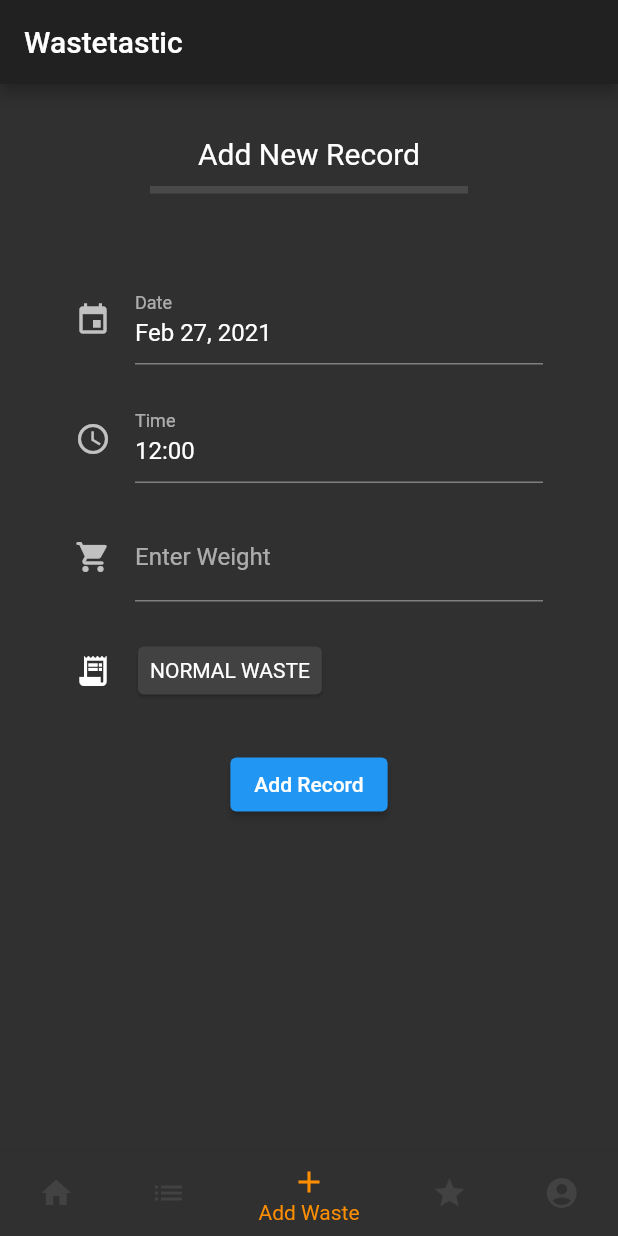
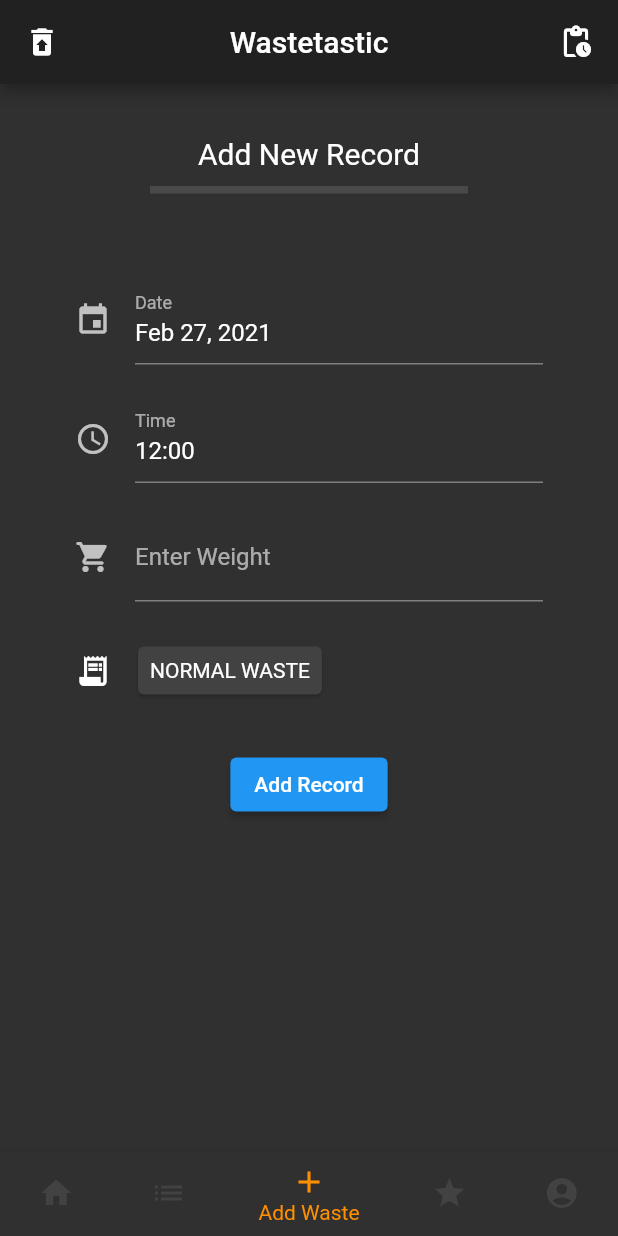
Before and after one commit to rachita7/CE2006-Wastetastic, a Flutter app: the screen it shows after launch, item 3 of the bottom bar chosen, on a phone screen of 412 x 824 dp. Run offline on Flutter 3.47's test engine with Material 2 defaults, Android fonts, the phone set to English and light mode, and no system bars; drawn by our look-alikes of date_time_picker; our stand-ins replace csv, latlong; missing offline and left inert: direct_select, geojson, geopoint.

Commit message:
Add record page

```diff
--- a/lib/Constants.dart
+++ b/lib/Constants.dart
@@ -14,10 +14,6 @@ const List<Widget> kWasteCategoryTextWidgets = [
     style: TextStyle(color: Colors.white),
   ),
   Text(
-    'LIGHTING WASTE',
-    style: TextStyle(color: Colors.white),
-  ),
-  Text(
     'WASTE TREATMENT',
     style: TextStyle(color: Colors.white),
   ),
--- a/lib/screens/AddWasteScreen.dart
+++ b/lib/screens/AddWasteScreen.dart
@@ -39,30 +39,9 @@ class _AddWasteScreenState extends State<AddWasteScreen> {
           SizedBox(
             height: 50.0,
           ),
-          Row(
-            children: [
-              /* Expanded(
-                flex: 2,
-                child: Column(
-                  mainAxisAlignment: MainAxisAlignment.start,
-                  children: [
-                    Text("add weight"),
-                    SizedBox(
-                      height: 40.0,
-                    ),
-                    Text("enter date"),
-                    SizedBox(
-                      height: 40.0,
-                    ),
-                    Text("enter time"),
-                  ],
-                ),
-              ),*/
-              Expanded(
-                //flex: 5,
-                child: Padding(
-                  padding: const EdgeInsets.symmetric(
-                      vertical: 5.0, horizontal: 50.0),
+          Padding(
+            padding:
+                const EdgeInsets.symmetric(vertical: 5.0, horizontal: 50.0),
             child: Form(
               key: _formKey,
               child: Column(
@@ -78,9 +57,9 @@ class _AddWasteScreenState extends State<AddWasteScreen> {
                       if (val.isEmpty) {
                         return 'Please enter Date';
                       }
+                      selectedDate = val;
                       return null;
                     },
-                          onSaved: (val) => selectedDate = val,
                   ),
                   SizedBox(
                     height: 20.0,
@@ -90,7 +69,13 @@ class _AddWasteScreenState extends State<AddWasteScreen> {
                     initialValue: '12:00',
                     timeLabelText: "Time",
                     icon: Icon(Icons.access_time),
-                          onSaved: (val) => selectedTime = val,
+                    validator: (val) {
+                      if (val.isEmpty) {
+                        return 'Please enter Time';
+                      }
+                      selectedTime = val;
+                      return null;
+                    },
                   ),
                   SizedBox(
                     height: 20.0,
@@ -106,10 +91,9 @@ class _AddWasteScreenState extends State<AddWasteScreen> {
                       if (value.isEmpty) {
                         return 'Please enter weight';
                       }
+                      enteredWeight = value;
                       return null;
                     },
-                          onSaved: (val) => enteredWeight = val,
-                          //onEditingComplete: (val) => enteredWeight = val,
                   ),
                   SizedBox(
                     height: 30.0,
@@ -131,8 +115,7 @@ class _AddWasteScreenState extends State<AddWasteScreen> {
                           margin: EdgeInsets.symmetric(horizontal: 10.0),
                           child: Padding(
                             padding: const EdgeInsets.all(8.0),
-                                  child:
-                                      kWasteCategoryTextWidgets[selectedIndex],
+                            child: kWasteCategoryTextWidgets[selectedIndex],
                           ),
                         ),
                         onSelectedItemChanged: (index) {
@@ -161,8 +144,8 @@ class _AddWasteScreenState extends State<AddWasteScreen> {
                             print(
                                 'date: $selectedDate \n time: $selectedTime \n'
                                 'weight: $enteredWeight \n category: $selectedCategory');
-                                  Scaffold.of(context).showSnackBar(SnackBar(
-                                      content: Text('Processing Data')));
+                            Scaffold.of(context).showSnackBar(
+                                SnackBar(content: Text('Processing Data')));
                           }
                         },
                         child: Text('Add Record'),
@@ -173,9 +156,6 @@ class _AddWasteScreenState extends State<AddWasteScreen> {
               ),
             ),
           ),
-              ),
-            ],
-          ),
         ],
       ),
     );
--- a/lib/screens/MainScreen.dart
+++ b/lib/screens/MainScreen.dart
@@ -5,24 +5,24 @@ import 'AddWasteScreen.dart';
 import 'BasicTestingScreen.dart';
 import 'CatalogScreen.dart';
 
-int _selectedIndex = 0;
-List<Widget> _widgetOptions = <Widget>[
-  HomeScreen(),
-  CatalogScreen(),
-  AddWasteScreen(),
-  FavouritesScreen(),
-  BasicTestingScreen(),
-];
-
 class MainScreen extends StatefulWidget {
   @override
   _MainScreenState createState() => _MainScreenState();
 }
 
 class _MainScreenState extends State<MainScreen> {
+  int _selectedPageIndex = 0;
+  List<Widget> _widgetOptions = <Widget>[
+    HomeScreen(),
+    CatalogScreen(),
+    AddWasteScreen(),
+    FavouritesScreen(),
+    BasicTestingScreen(),
+  ];
+
   void _onItemTapped(int index) {
     setState(() {
-      _selectedIndex = index;
+      _selectedPageIndex = index;
     });
   }
 
@@ -31,9 +31,17 @@ class _MainScreenState extends State<MainScreen> {
     return Scaffold(
       //resizeToAvoidBottomInset: false,
       appBar: AppBar(
-        title: Text('Wastetastic'),
+        title: Row(
+          mainAxisAlignment: MainAxisAlignment.spaceBetween,
+          children: [
+            Icon(Icons.restore_from_trash),
+            Text('Wastetastic'),
+            Icon(Icons.pending_actions_rounded)
+          ],
+        ),
+        centerTitle: true,
       ),
-      body: _widgetOptions.elementAt(_selectedIndex),
+      body: _widgetOptions.elementAt(_selectedPageIndex),
       bottomNavigationBar: BottomNavigationBar(
         items: const <BottomNavigationBarItem>[
           BottomNavigationBarItem(
@@ -57,7 +65,7 @@ class _MainScreenState extends State<MainScreen> {
             label: 'Profile',
           ),
         ],
-        currentIndex: _selectedIndex,
+        currentIndex: _selectedPageIndex,
         selectedItemColor: Colors.amber[800],
         onTap: _onItemTapped,
       ),
```
Lines whose indentation alone changed are shown as unchanged.
